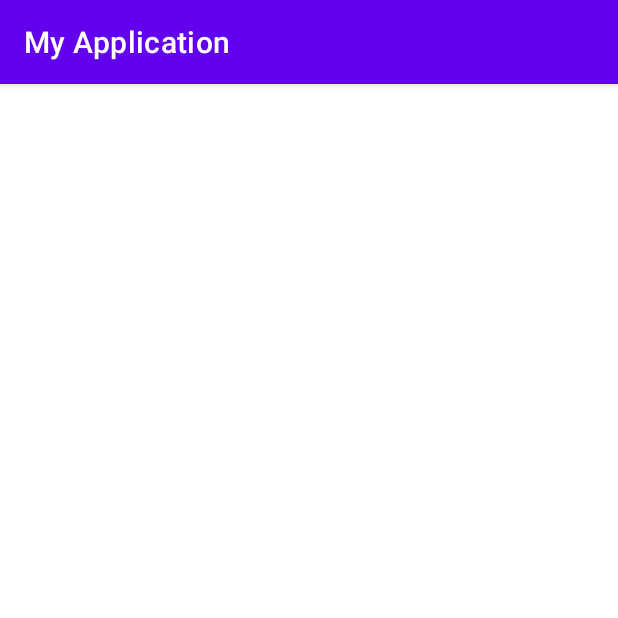
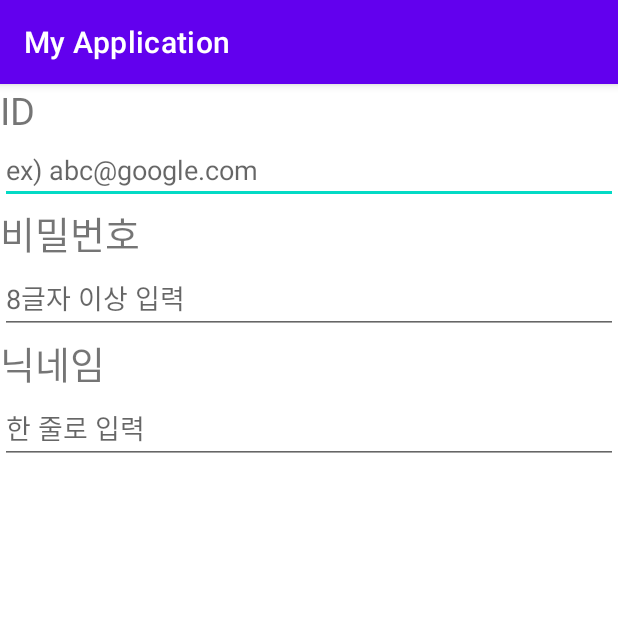
Before and after one commit to iamcom-not/SignUpPractice, an Android app: the screen it shows after launch (MainActivity), on a phone screen of 412 x 824 dp, the top half of it. Run offline under Robolectric (Android 15) with nearby library versions, the phone set to English and light mode, and no system bars.

Commit message:
editText

```diff
--- a/app/src/main/res/layout/activity_main.xml
+++ b/app/src/main/res/layout/activity_main.xml
@@ -7,5 +7,39 @@
     android:orientation="vertical"
     tools:context=".MainActivity">
 
+    <TextView
+        android:layout_width="wrap_content"
+        android:layout_height="wrap_content"
+        android:text="ID"
+        android:textSize="25sp"/>
+    <EditText
+        android:layout_width="match_parent"
+        android:layout_height="wrap_content"
+        android:hint="ex) abc@google.com"
+        android:inputType="textEmailAddress"/>
+
+    <TextView
+        android:layout_width="wrap_content"
+        android:layout_height="wrap_content"
+        android:text="비밀번호"
+        android:textSize="25sp"/>
+    <EditText
+        android:layout_width="match_parent"
+        android:layout_height="wrap_content"
+        android:hint="8글자 이상 입력"
+        android:inputType="textPassword"/>
+
+    <TextView
+        android:layout_width="wrap_content"
+        android:layout_height="wrap_content"
+        android:text="닉네임"
+        android:textSize="25sp"/>
+    <EditText
+        android:layout_width="match_parent"
+        android:layout_height="wrap_content"
+        android:hint="한 줄로 입력"
+        android:singleLine="true"
+        android:imeOptions="actionGo"/>
+
 
 </LinearLayout>
```
